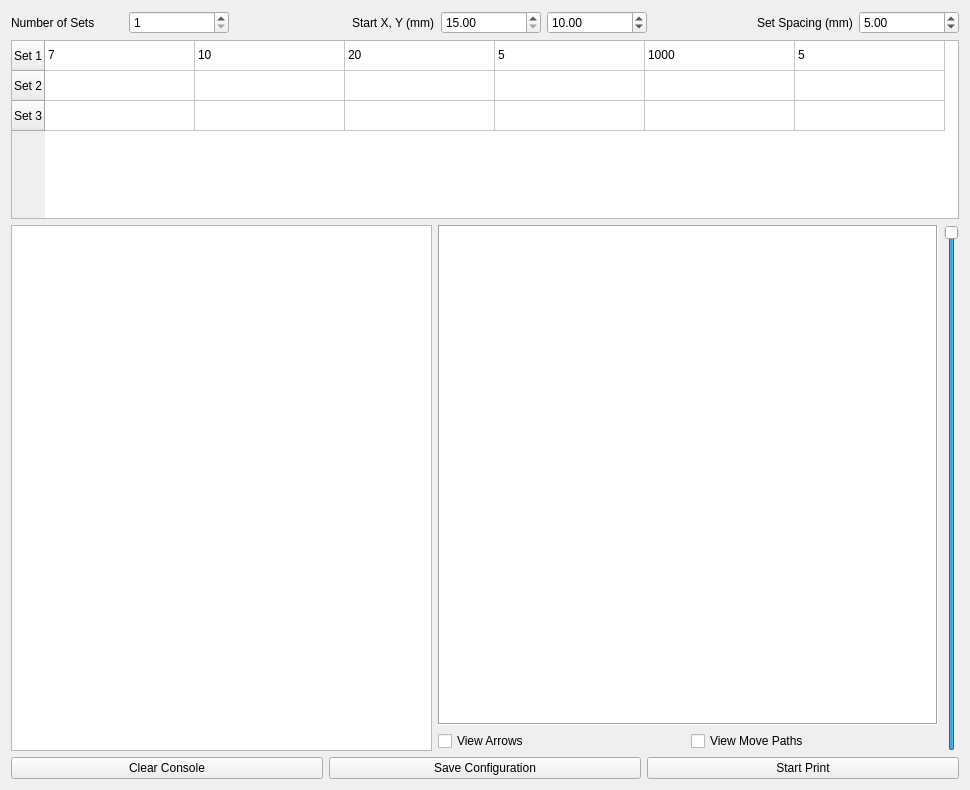
The window that src/ui/lineprintwidget.ui (BYUCreateResearchLab/CREATE_LAB_Binder_Jet_Printer) describes before a commit, drawn with Qt 5.
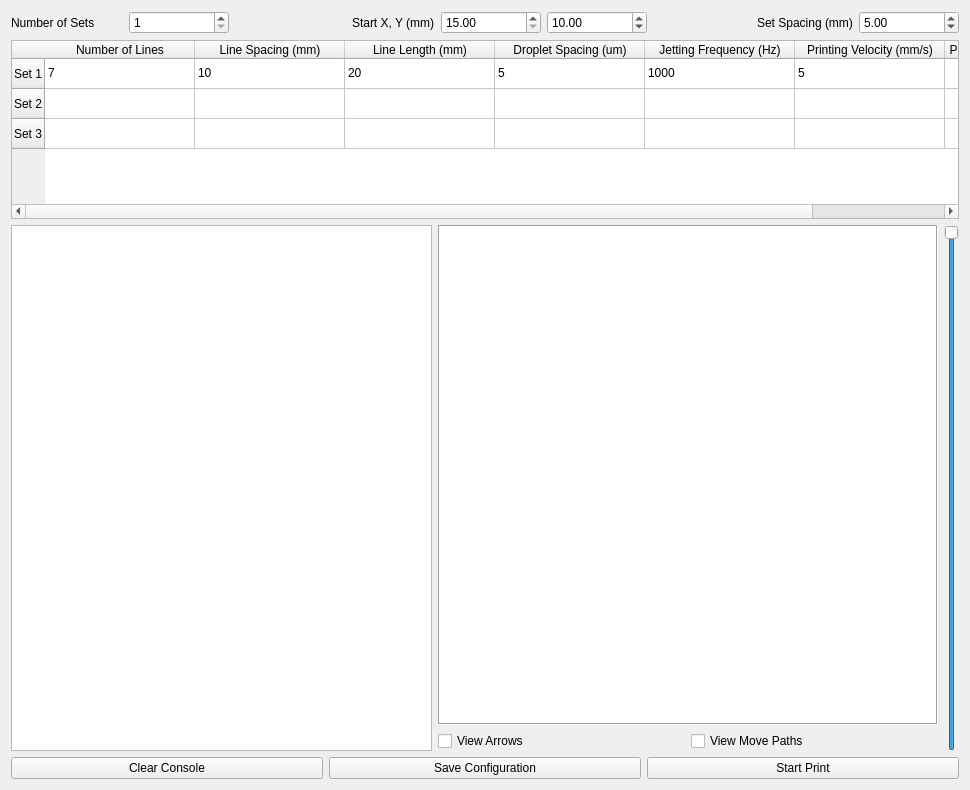
The same window after the commit. Custom widgets are drawn as their Qt base class.

The edit to the form file:
```diff
--- a/src/ui/lineprintwidget.ui
+++ b/src/ui/lineprintwidget.ui
@@ -133,7 +133,7 @@
    <item>
     <widget class="QTableWidget" name="tableWidget">
      <attribute name="horizontalHeaderVisible">
-      <bool>false</bool>
+      <bool>true</bool>
      </attribute>
      <attribute name="horizontalHeaderCascadingSectionResizes">
       <bool>false</bool>
@@ -189,6 +189,11 @@
        <string>Printing Velocity (mm/s)</string>
       </property>
      </column>
+     <column>
+      <property name="text">
+       <string>Print Acceleration (mm/s2)</string>
+      </property>
+     </column>
      <item row="0" column="0">
       <property name="text">
        <string>7</string>
```
